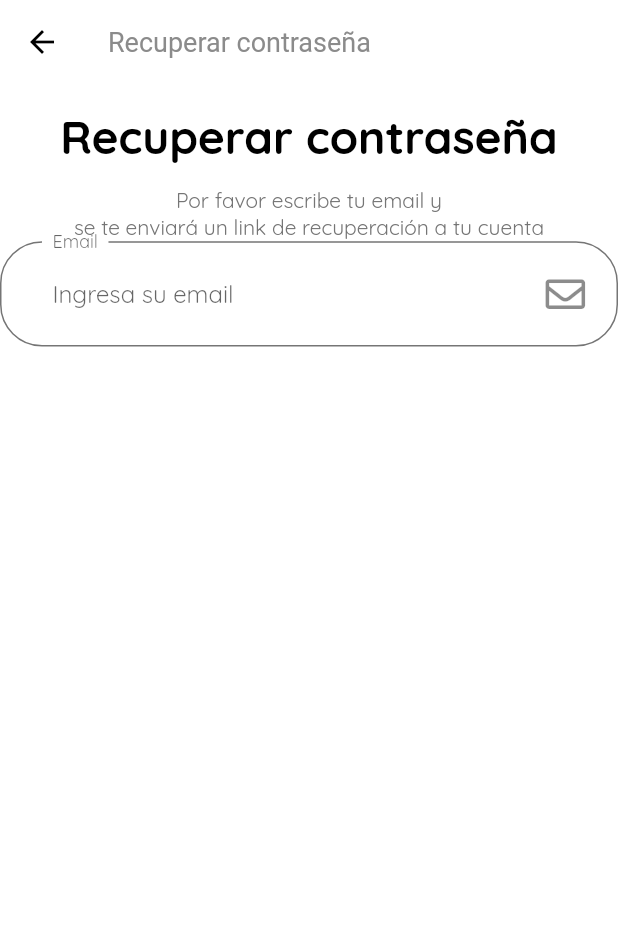
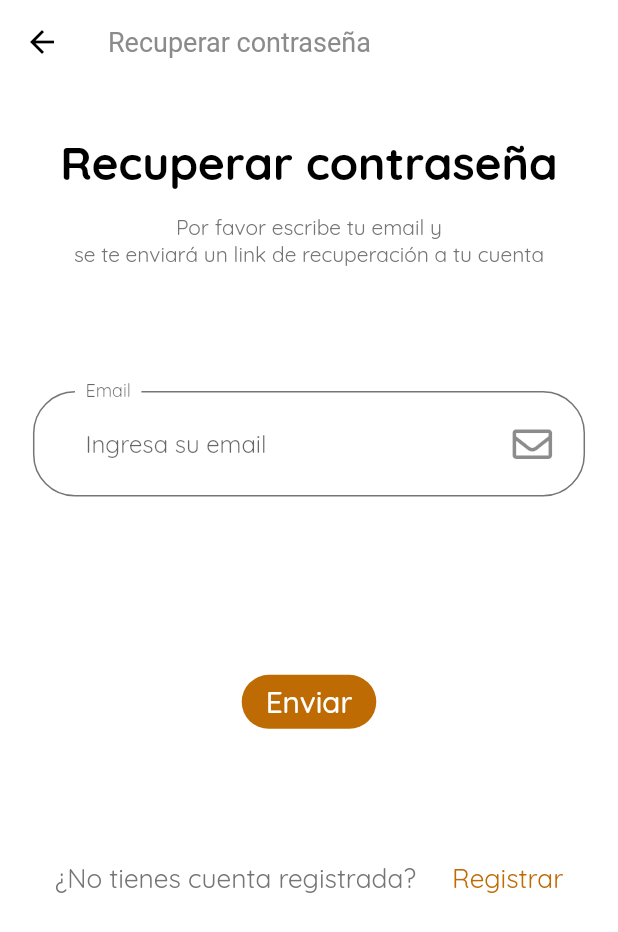
Before and after one commit to tech-andgar/mipeluqueriapp_flutter, a Flutter app: the ForgotPasswordScreen screen opened by its route, on a phone screen of 412 x 824 dp. Shown: the top 932 px of the screen. Run offline on Flutter 3.47's test engine with Material 2 defaults, Android fonts, the phone set to English and light mode, and no system bars; our stand-ins replace email_validator, flutter_svg, font_awesome_flutter.

Commit message:
Updated complete screen forgot_password

```diff
--- a/lib/screens/forgot_password/components/forgot_password_body.dart
+++ b/lib/screens/forgot_password/components/forgot_password_body.dart
@@ -1,7 +1,11 @@
+import 'package:email_validator/email_validator.dart';
 import 'package:flutter/material.dart';
 import 'package:font_awesome_flutter/font_awesome_flutter.dart';
 import 'package:mi_peluqueriapp/components/button/default_button.dart';
+import 'package:mi_peluqueriapp/constants.dart';
 import 'package:mi_peluqueriapp/screens/sign_in/components/custom_surffix_icon.dart';
+import 'package:mi_peluqueriapp/screens/sign_in/components/form_error.dart';
+import 'package:mi_peluqueriapp/screens/sign_in/components/sign_in_no_account_text.dart';
 import 'package:mi_peluqueriapp/size_config.dart';
 
 class ForgotPasswordBody extends StatelessWidget {
@@ -12,10 +16,15 @@ class ForgotPasswordBody extends StatelessWidget {
     return Container(
       child: SizedBox(
         width: double.infinity,
+        child: SingleChildScrollView(
+          child: Padding(
+            padding: EdgeInsets.symmetric(
+              horizontal: getProportionteScreenWidth(20),
+            ),
             child: Column(
               children: [
                 SizedBox(
-              height: getProportionteScreenWidth(14),
+                  height: SizeConfig.screenHeight * 0.04,
                 ),
                 Text(
                   'Recuperar contraseña',
@@ -32,58 +41,92 @@ class ForgotPasswordBody extends StatelessWidget {
                   'Por favor escribe tu email y\nse te enviará un link de recuperación a tu cuenta',
                   textAlign: TextAlign.center,
                 ),
+                SizedBox(
+                  height: SizeConfig.screenHeight * 0.1,
+                ),
+                ForgotPasswordForm(),
+              ],
+            ),
+          ),
+        ),
+      ),
+    );
+  }
+}
+
+class ForgotPasswordForm extends StatefulWidget {
+  ForgotPasswordForm({Key key}) : super(key: key);
+
+  @override
+  _ForgotPasswordFormState createState() => _ForgotPasswordFormState();
+}
+
+class _ForgotPasswordFormState extends State<ForgotPasswordForm> {
+  final _formKey = GlobalKey<FormState>();
+  List<String> errors = [];
+  String _email;
+
+  @override
+  Widget build(BuildContext context) {
+    return Form(
+      key: _formKey,
+      child: Column(
+        children: [
           TextFormField(
             keyboardType: TextInputType.emailAddress,
-              // onSaved: (newValue) => _email = newValue,
-              // onChanged: (value) {
-              //   if (value.isNotEmpty && errors.contains(kEmailNullError)) {
-              //     setState(() {
-              //       errors.remove(kEmailNullError);
-              //     });
-              //   } else if (EmailValidator.validate(value) && errors.contains(kInvalidEmailError)) {
-              //     setState(() {
-              //       errors.remove(kInvalidEmailError);
-              //     });
-              //   }
-              //   return null;
-              // },
-              // validator: (value) {
-              //   if (value.isEmpty && !errors.contains(kEmailNullError)) {
-              //     setState(() {
-              //       errors.add(kEmailNullError);
-              //     });
-              //   } else if (!EmailValidator.validate(value) && !errors.contains(kInvalidEmailError)) {
-              //     setState(() {
-              //       errors.add(kInvalidEmailError);
-              //     });
-              //   }
-              //   return null;
-              // },
+            onSaved: (newValue) => _email = newValue,
+            onChanged: (value) {
+              if (value.isNotEmpty && errors.contains(kEmailNullError)) {
+                setState(() {
+                  errors.remove(kEmailNullError);
+                });
+              } else if (EmailValidator.validate(value) && errors.contains(kInvalidEmailError)) {
+                setState(() {
+                  errors.remove(kInvalidEmailError);
+                });
+              }
+              return null;
+            },
+            validator: (value) {
+              if (value.isEmpty && !errors.contains(kEmailNullError)) {
+                setState(() {
+                  errors.add(kEmailNullError);
+                });
+              } else if (!EmailValidator.validate(value) && !errors.contains(kInvalidEmailError)) {
+                setState(() {
+                  errors.add(kInvalidEmailError);
+                });
+              }
+              return null;
+            },
             decoration: InputDecoration(
               labelText: 'Email',
               hintText: 'Ingresa su email',
               suffixIcon: CustomSurffixIcon(
                 icon: FontAwesomeIcons.envelope,
               ),
-                // floatingLabelBehavior: FloatingLabelBehavior.always,
-                // contentPadding: EdgeInsets.symmetric(horizontal: 42, vertical: 20),
-                // enabledBorder: OutlineInputBorder(
-                //   borderRadius: BorderRadius.circular(28),
-                //   borderSide: BorderSide(color: kTextColor),
-                //   gapPadding: 10,
-                // ),
-                // focusedBorder: OutlineInputBorder(
-                //   borderRadius: BorderRadius.circular(28),
-                //   borderSide: BorderSide(color: kTextColor),
-                //   gapPadding: 10,
-                // ),
             ),
+          ),
+          SizedBox(
+            height: getProportionteScreenHeight(30),
+          ),
+          FormErrors(errors: errors),
+          SizedBox(
+            height: SizeConfig.screenHeight * 0.1,
           ),
           DefaultButton(
             text: 'Enviar',
+            press: () {
+              if (_formKey.currentState.validate()) {
+                // Do what you want to do
+              }
+            },
           ),
+          SizedBox(
+            height: SizeConfig.screenHeight * 0.1,
+          ),
+          NoAccountText(),
         ],
-        ),
       ),
     );
   }
```
Lines whose indentation alone changed are shown as unchanged.
